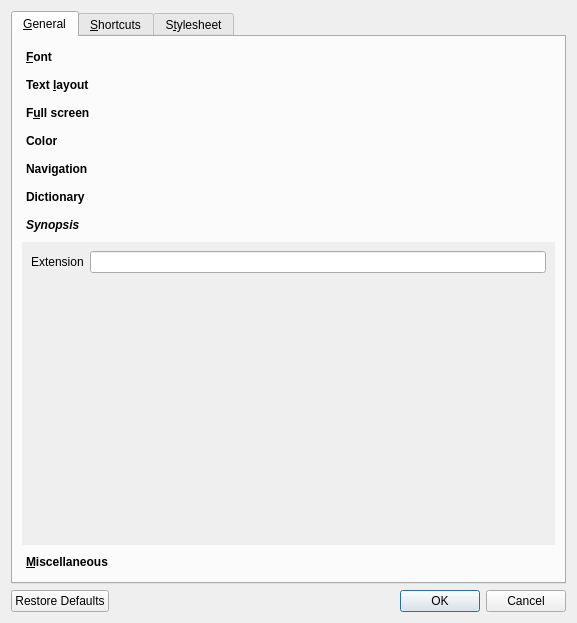
cricobs/calibre_highway, file calibre/gui2/viewer/qdialog/qdialogConfig.ui: the form before one commit.
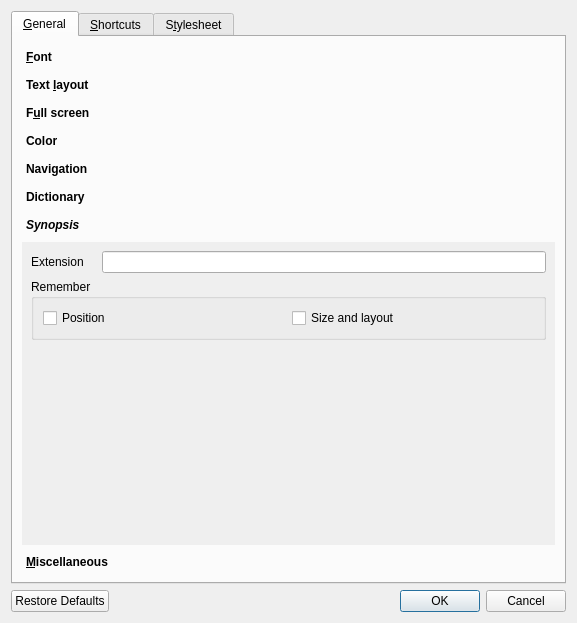
The form after the commit. Icons and pictures are not drawn.

Commit message: synopsis save and restore position

What changed in the file:
```diff
--- a/calibre/gui2/viewer/qdialog/qdialogConfig.ui
+++ b/calibre/gui2/viewer/qdialog/qdialogConfig.ui
@@ -1087,10 +1087,10 @@
              </property>
             </widget>
            </item>
-           <item row="0" column="2">
+           <item row="0" column="3">
             <widget class="QLineEdit" name="synopsis_extension"/>
            </item>
-           <item row="1" column="0">
+           <item row="2" column="0">
             <spacer name="verticalSpacer_7">
              <property name="orientation">
               <enum>Qt::Vertical</enum>
@@ -1103,6 +1103,29 @@
              </property>
             </spacer>
            </item>
+           <item row="1" column="0" colspan="4">
+            <widget class="QGroupBox" name="groupBox_12">
+             <property name="title">
+              <string>Remember</string>
+             </property>
+             <layout class="QHBoxLayout" name="horizontalLayout_7">
+              <item>
+               <widget class="QCheckBox" name="synopsis_position">
+                <property name="text">
+                 <string>Position</string>
+                </property>
+               </widget>
+              </item>
+              <item>
+               <widget class="QCheckBox" name="synopsis_size">
+                <property name="text">
+                 <string>Size and layout</string>
+                </property>
+               </widget>
+              </item>
+             </layout>
+            </widget>
+           </item>
           </layout>
          </widget>
          <widget class="QWidget" name="page_4">
```
Left out of the diff: 24 changed lines with no effect on the pictures. The commit also changes 4 other files.
